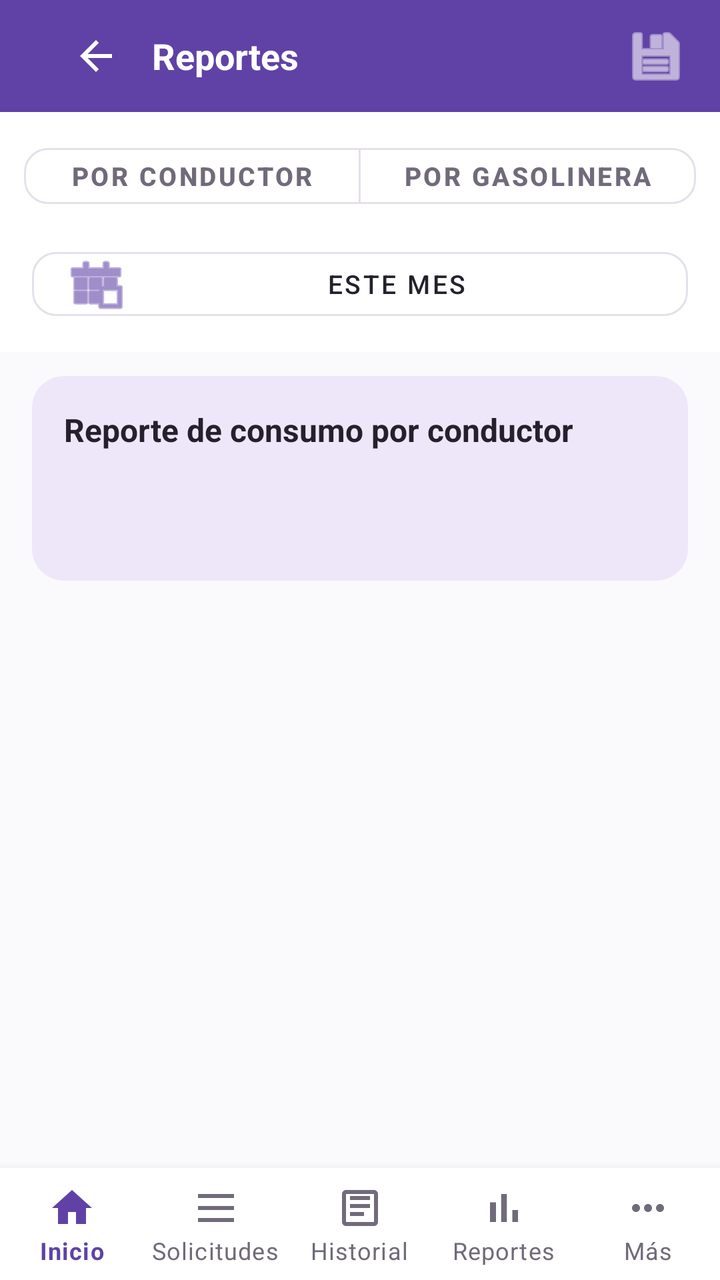
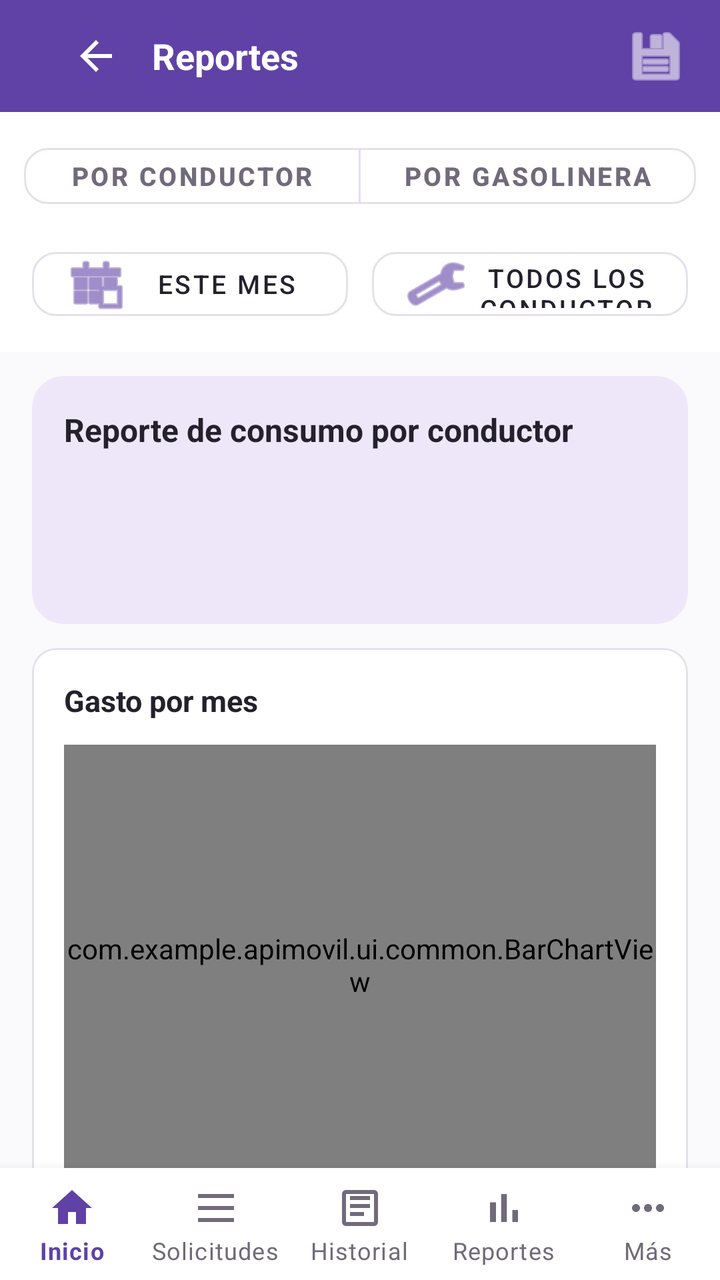

Before-and-after screenshots of an Android layout around one commit, followed by the original layout XML and the change that was made.
<!-- AndroidManifest.xml: application theme Theme.ApiMovil -->
<!-- res/layout/fragment_reportes.xml -->
<?xml version="1.0" encoding="utf-8"?>
<LinearLayout xmlns:android="http://schemas.android.com/apk/res/android"
    xmlns:app="http://schemas.android.com/apk/res-auto"
    android:layout_width="match_parent"
    android:layout_height="match_parent"
    android:background="@color/fondo"
    android:orientation="vertical">

    <com.google.android.material.appbar.AppBarLayout
        android:layout_width="match_parent"
        android:layout_height="wrap_content"
        app:elevation="0dp">

        <com.google.android.material.appbar.MaterialToolbar
            android:layout_width="match_parent"
            android:layout_height="?attr/actionBarSize"
            android:background="?attr/colorPrimary">

            <LinearLayout
                android:layout_width="match_parent"
                android:layout_height="wrap_content"
                android:gravity="center_vertical"
                android:orientation="horizontal"
                android:paddingHorizontal="12dp">

                <ImageButton
                    android:id="@+id/btnVolver"
                    android:layout_width="40dp"
                    android:layout_height="40dp"
                    android:background="?attr/selectableItemBackgroundBorderless"
                    android:contentDescription="@string/volver"
                    android:src="@drawable/ic_back"
                    app:tint="@color/blanco" />

                <TextView
                    android:layout_width="0dp"
                    android:layout_height="wrap_content"
                    android:layout_weight="1"
                    android:layout_marginStart="8dp"
                    android:text="@string/reportes"
                    android:textColor="@color/blanco"
                    android:textSize="18sp"
                    android:textStyle="bold" />

                <ImageButton
                    android:id="@+id/btnExportarPdf"
                    android:layout_width="40dp"
                    android:layout_height="40dp"
                    android:background="?attr/selectableItemBackgroundBorderless"
                    android:contentDescription="@string/exportar_pdf"
                    android:src="@android:drawable/ic_menu_save"
                    app:tint="@color/blanco" />
            </LinearLayout>

        </com.google.android.material.appbar.MaterialToolbar>
    </com.google.android.material.appbar.AppBarLayout>

    <com.google.android.material.button.MaterialButtonToggleGroup
        android:id="@+id/toggleReporte"
        android:layout_width="match_parent"
        android:layout_height="wrap_content"
        android:background="@color/blanco"
        android:padding="12dp"
        app:singleSelection="true">

        <com.google.android.material.button.MaterialButton
            android:id="@+id/btnPorConductor"
            style="@style/Widget.App.Button.Outlined"
            android:layout_width="0dp"
            android:layout_height="40dp"
            android:layout_weight="1"
            android:text="@string/por_conductor"
            android:textColor="@color/selector_toggle_button_text"
            android:textSize="13sp"
            app:backgroundTint="@color/selector_toggle_button_bg"
            app:cornerRadius="12dp"
            app:strokeColor="@color/borde" />

        <com.google.android.material.button.MaterialButton
            android:id="@+id/btnPorGasolinera"
            style="@style/Widget.App.Button.Outlined"
            android:layout_width="0dp"
            android:layout_height="40dp"
            android:layout_weight="1"
            android:text="@string/por_gasolinera"
            android:textColor="@color/selector_toggle_button_text"
            android:textSize="13sp"
            app:backgroundTint="@color/selector_toggle_button_bg"
            app:cornerRadius="12dp"
            app:strokeColor="@color/borde" />

    </com.google.android.material.button.MaterialButtonToggleGroup>

    <LinearLayout
        android:layout_width="match_parent"
        android:layout_height="wrap_content"
        android:background="@color/blanco"
        android:paddingHorizontal="16dp"
        android:paddingBottom="12dp">

        <com.google.android.material.button.MaterialButton
            android:id="@+id/btnPeriodo"
            style="@style/Widget.MaterialComponents.Button.OutlinedButton"
            android:layout_width="match_parent"
            android:layout_height="44dp"
            android:text="Este mes"
            android:textColor="@color/texto_principal"
            android:textSize="13sp"
            app:icon="@android:drawable/ic_menu_today"
            app:iconTint="@color/marca"
            app:cornerRadius="12dp"
            app:strokeColor="@color/borde" />
    </LinearLayout>

    <FrameLayout
        android:layout_width="match_parent"
        android:layout_height="0dp"
        android:layout_weight="1">

        <LinearLayout
            android:layout_width="match_parent"
            android:layout_height="match_parent"
            android:orientation="vertical"
            android:paddingHorizontal="16dp"
            android:paddingTop="12dp">

            <LinearLayout
                android:id="@+id/cardResumen"
                android:layout_width="match_parent"
                android:layout_height="wrap_content"
                android:layout_marginBottom="12dp"
                android:background="@drawable/bg_tarjeta_info"
                android:orientation="vertical"
                android:padding="16dp">

                <TextView
                    android:id="@+id/textTituloReporte"
                    android:layout_width="match_parent"
                    android:layout_height="wrap_content"
                    android:text="@string/reporte_consumo_conductor"
                    android:textColor="@color/texto_principal"
                    android:textSize="16sp"
                    android:textStyle="bold" />

                <TextView
                    android:id="@+id/textSubtituloPeriodo"
                    android:layout_width="match_parent"
                    android:layout_height="wrap_content"
                    android:layout_marginTop="4dp"
                    android:textColor="@color/texto_secundario"
                    android:textSize="13sp" />

                <TextView
                    android:id="@+id/textTotalesGenerales"
                    android:layout_width="match_parent"
                    android:layout_height="wrap_content"
                    android:layout_marginTop="8dp"
                    android:textColor="@color/marca_oscuro"
                    android:textSize="14sp"
                    android:textStyle="bold" />
            </LinearLayout>

            <androidx.recyclerview.widget.RecyclerView
                android:id="@+id/recycler"
                android:layout_width="match_parent"
                android:layout_height="match_parent"
                android:clipToPadding="false"
                android:paddingBottom="88dp" />
        </LinearLayout>

        <TextView
            android:id="@+id/textSinResultados"
            android:layout_width="wrap_content"
            android:layout_height="wrap_content"
            android:layout_gravity="center"
            android:gravity="center"
            android:text="@string/no_hay_ordenes_periodo"
            android:textColor="@color/texto_secundario"
            android:textSize="14sp"
            android:visibility="gone" />

        <ProgressBar
            android:id="@+id/progress"
            android:layout_width="40dp"
            android:layout_height="40dp"
            android:layout_gravity="center"
            android:visibility="gone" />

        <TextView
            android:id="@+id/textError"
            android:layout_width="wrap_content"
            android:layout_height="wrap_content"
            android:layout_gravity="center"
            android:accessibilityLiveRegion="polite"
            android:textColor="@color/estado_vencida"
            android:textSize="14sp"
            android:visibility="gone" />
    </FrameLayout>

    <include
        android:id="@+id/incluirNavInferior"
        layout="@layout/widget_bottom_nav_admin" />

</LinearLayout>
<!-- res/layout/widget_bottom_nav_admin.xml (included above) -->
<?xml version="1.0" encoding="utf-8"?>
<com.google.android.material.bottomnavigation.BottomNavigationView
    xmlns:android="http://schemas.android.com/apk/res/android"
    xmlns:app="http://schemas.android.com/apk/res-auto"
    android:id="@+id/bottomNavAdmin"
    android:layout_width="match_parent"
    android:layout_height="wrap_content"
    android:background="@color/blanco"
    app:labelVisibilityMode="labeled"
    app:itemIconTint="@color/selector_nav_item"
    app:itemTextColor="@color/selector_nav_item"
    app:menu="@menu/bottom_nav_admin" />
<!-- resources referenced by this layout -->
<resources>
  <color name="blanco">#FFFFFF</color>
  <color name="borde">#E5E0EB</color>
  <color name="estado_vencida">#C62828</color>
  <color name="fondo">#FAF9FC</color>
  <color name="marca">#6042A6</color>
  <color name="marca_oscuro">#342052</color>
  <color name="texto_principal">#24212D</color>
  <color name="texto_secundario">#706A7A</color>
  <!-- drawable bg_tarjeta_info (drawable) -->
  <?xml version="1.0" encoding="utf-8"?>
  <shape xmlns:android="http://schemas.android.com/apk/res/android" android:shape="rectangle">
      <solid android:color="@color/marca_claro" />
      <corners android:radius="16dp" />
  </shape>
  <!-- drawable ic_back (drawable) -->
  <?xml version="1.0" encoding="utf-8"?>
  <vector xmlns:android="http://schemas.android.com/apk/res/android"
      android:width="24dp" android:height="24dp"
      android:viewportWidth="24" android:viewportHeight="24">
      <path android:fillColor="#24212D"
          android:pathData="M20,11H7.83l5.59,-5.59L12,4l-8,8 8,8 1.41,-1.41L7.83,13H20v-2z" />
  </vector>
  <string name="exportar_pdf">Exportar PDF</string>
  <string name="no_hay_ordenes_periodo">No hay órdenes completadas en este periodo</string>
  <string name="por_conductor">Por conductor</string>
  <string name="por_gasolinera">Por gasolinera</string>
  <string name="reporte_consumo_conductor">Reporte de consumo por conductor</string>
  <string name="reportes">Reportes</string>
  <string name="volver">Volver</string>
  <style name="Widget.App.Button.Outlined" parent="Widget.MaterialComponents.Button.OutlinedButton">
          <item name="strokeColor">@color/marca</item>
          <item name="strokeWidth">1dp</item>
          <item name="android:textColor">@color/marca</item>
          <item name="android:textSize">14sp</item>
          <item name="android:textStyle">bold</item>
          <item name="cornerRadius">12dp</item>
          <item name="rippleColor">@color/marca_claro</item>
      </style>
  <style name="Theme.ApiMovil" parent="Theme.MaterialComponents.Light.NoActionBar">
          <item name="colorPrimary">@color/marca</item>
          <item name="colorPrimaryVariant">@color/marca_oscuro</item>
          <item name="colorOnPrimary">@color/blanco</item>
          <item name="colorSecondary">@color/marca_claro</item>
          <item name="colorOnSecondary">@color/texto_principal</item>
          <item name="android:windowBackground">@color/fondo</item>
          <item name="android:statusBarColor">@color/marca_oscuro</item>
          <item name="android:forceDarkAllowed" tools:targetApi="q">false</item>
      </style>
  <color name="marca_claro">#EEE7FA</color>
</resources>

<!-- the commit's change to res/layout/fragment_reportes.xml (unified diff, before → after) -->
@@ -95,20 +95,39 @@
         android:layout_width="match_parent"
         android:layout_height="wrap_content"
         android:background="@color/blanco"
+        android:gravity="center_vertical"
+        android:orientation="horizontal"
         android:paddingHorizontal="16dp"
         android:paddingBottom="12dp">
 
         <com.google.android.material.button.MaterialButton
             android:id="@+id/btnPeriodo"
             style="@style/Widget.MaterialComponents.Button.OutlinedButton"
-            android:layout_width="match_parent"
+            android:layout_width="0dp"
             android:layout_height="44dp"
+            android:layout_weight="1"
+            android:layout_marginEnd="6dp"
             android:text="Este mes"
             android:textColor="@color/texto_principal"
             android:textSize="13sp"
+            app:cornerRadius="12dp"
             app:icon="@android:drawable/ic_menu_today"
             app:iconTint="@color/marca"
+            app:strokeColor="@color/borde" />
+
+        <com.google.android.material.button.MaterialButton
+            android:id="@+id/btnFiltroEntidad"
+            style="@style/Widget.MaterialComponents.Button.OutlinedButton"
+            android:layout_width="0dp"
+            android:layout_height="44dp"
+            android:layout_weight="1"
+            android:layout_marginStart="6dp"
+            android:text="@string/todos_los_conductores"
+            android:textColor="@color/texto_principal"
+            android:textSize="13sp"
             app:cornerRadius="12dp"
+            app:icon="@android:drawable/ic_menu_manage"
+            app:iconTint="@color/marca"
             app:strokeColor="@color/borde" />
     </LinearLayout>
 
@@ -117,56 +136,130 @@
         android:layout_height="0dp"
         android:layout_weight="1">
 
-        <LinearLayout
+        <androidx.core.widget.NestedScrollView
             android:layout_width="match_parent"
             android:layout_height="match_parent"
-            android:orientation="vertical"
+            android:clipToPadding="false"
             android:paddingHorizontal="16dp"
             android:paddingTop="12dp">
 
             <LinearLayout
-                android:id="@+id/cardResumen"
                 android:layout_width="match_parent"
                 android:layout_height="wrap_content"
-                android:layout_marginBottom="12dp"
-                android:background="@drawable/bg_tarjeta_info"
                 android:orientation="vertical"
-                android:padding="16dp">
-
-                <TextView
-                    android:id="@+id/textTituloReporte"
+                android:paddingBottom="88dp">
+
+                <LinearLayout
+                    android:id="@+id/cardResumen"
                     android:layout_width="match_parent"
                     android:layout_height="wrap_content"
-                    android:text="@string/reporte_consumo_conductor"
-                    android:textColor="@color/texto_principal"
-                    android:textSize="16sp"
-                    android:textStyle="bold" />
-
-                <TextView
-                    android:id="@+id/textSubtituloPeriodo"
+                    android:layout_marginBottom="12dp"
+                    android:background="@drawable/bg_tarjeta_info"
+                    android:orientation="vertical"
+                    android:padding="16dp">
+
+                    <TextView
+                        android:id="@+id/textTituloReporte"
+                        android:layout_width="match_parent"
+                        android:layout_height="wrap_content"
+                        android:text="@string/reporte_consumo_conductor"
+                        android:textColor="@color/texto_principal"
+                        android:textSize="16sp"
+                        android:textStyle="bold" />
+
+                    <TextView
+                        android:id="@+id/textSubtituloPeriodo"
+                        android:layout_width="match_parent"
+                        android:layout_height="wrap_content"
+                        android:layout_marginTop="4dp"
+                        android:textColor="@color/texto_secundario"
+                        android:textSize="13sp" />
+
+                    <TextView
+                        android:id="@+id/textTotalesGenerales"
+                        android:layout_width="match_parent"
+                        android:layout_height="wrap_content"
+                        android:layout_marginTop="8dp"
+                        android:textColor="@color/marca_oscuro"
+                        android:textSize="14sp"
+                        android:textStyle="bold" />
+
+                    <TextView
+                        android:id="@+id/textPromedioYCumplimiento"
+                        android:layout_width="match_parent"
+                        android:layout_height="wrap_content"
+                        android:layout_marginTop="4dp"
+                        android:textColor="@color/texto_secundario"
+                        android:textSize="13sp" />
+                </LinearLayout>
+
+                
+                <com.google.android.material.card.MaterialCardView
                     android:layout_width="match_parent"
                     android:layout_height="wrap_content"
-                    android:layout_marginTop="4dp"
-                    android:textColor="@color/texto_secundario"
-                    android:textSize="13sp" />
-
-                <TextView
-                    android:id="@+id/textTotalesGenerales"
+                    android:layout_marginBottom="12dp"
+                    app:cardBackgroundColor="@color/blanco"
+                    app:cardCornerRadius="12dp"
+                    app:cardElevation="0dp"
+                    app:contentPadding="16dp"
+                    app:strokeColor="@color/borde"
+                    app:strokeWidth="1dp">
+                    <LinearLayout
+                        android:layout_width="match_parent"
+                        android:layout_height="wrap_content"
+                        android:orientation="vertical">
+                        <TextView
+                            android:layout_width="match_parent"
+                            android:layout_height="wrap_content"
+                            android:layout_marginBottom="12dp"
+                            android:text="@string/gasto_por_mes"
+                            android:textColor="@color/texto_principal"
+                            android:textSize="15sp"
+                            android:textStyle="bold" />
+                        <com.example.apimovil.ui.common.BarChartView
+                            android:id="@+id/chartMesesGeneral"
+                            android:layout_width="match_parent"
+                            android:layout_height="220dp" />
+                    </LinearLayout>
+                </com.google.android.material.card.MaterialCardView>
+
+                
+                <com.google.android.material.card.MaterialCardView
                     android:layout_width="match_parent"
                     android:layout_height="wrap_content"
-                    android:layout_marginTop="8dp"
-                    android:textColor="@color/marca_oscuro"
-                    android:textSize="14sp"
-                    android:textStyle="bold" />
+                    android:layout_marginBottom="12dp"
+                    app:cardBackgroundColor="@color/blanco"
+                    app:cardCornerRadius="12dp"
+                    app:cardElevation="0dp"
+                    app:contentPadding="16dp"
+                    app:strokeColor="@color/borde"
+                    app:strokeWidth="1dp">
+                    <LinearLayout
+                        android:layout_width="match_parent"
+                        android:layout_height="wrap_content"
+                        android:orientation="vertical">
+                        <TextView
+                            android:id="@+id/textTituloRankingGeneral"
+                            android:layout_width="match_parent"
+                            android:layout_height="wrap_content"
+                            android:layout_marginBottom="12dp"
+                            android:textColor="@color/texto_principal"
+                            android:textSize="15sp"
+                            android:textStyle="bold" />
+                        <com.example.apimovil.ui.common.BarChartView
+                            android:id="@+id/chartRankingGeneral"
+                            android:layout_width="match_parent"
+                            android:layout_height="wrap_content" />
+                    </LinearLayout>
+                </com.google.android.material.card.MaterialCardView>
+
+                <androidx.recyclerview.widget.RecyclerView
+                    android:id="@+id/recycler"
+                    android:layout_width="match_parent"
+                    android:layout_height="wrap_content"
+                    android:nestedScrollingEnabled="false" />
             </LinearLayout>
-
-            <androidx.recyclerview.widget.RecyclerView
-                android:id="@+id/recycler"
-                android:layout_width="match_parent"
-                android:layout_height="match_parent"
-                android:clipToPadding="false"
-                android:paddingBottom="88dp" />
-        </LinearLayout>
+        </androidx.core.widget.NestedScrollView>
 
         <TextView
             android:id="@+id/textSinResultados"
<!-- resource entries referenced after the edit -->
@@ -23,11 +23,13 @@
           android:pathData="M20,11H7.83l5.59,-5.59L12,4l-8,8 8,8 1.41,-1.41L7.83,13H20v-2z" />
   </vector>
   <string name="exportar_pdf">Exportar PDF</string>
+  <string name="gasto_por_mes">Gasto por mes</string>
   <string name="no_hay_ordenes_periodo">No hay órdenes completadas en este periodo</string>
   <string name="por_conductor">Por conductor</string>
   <string name="por_gasolinera">Por gasolinera</string>
   <string name="reporte_consumo_conductor">Reporte de consumo por conductor</string>
   <string name="reportes">Reportes</string>
+  <string name="todos_los_conductores">Todos los conductores</string>
   <string name="volver">Volver</string>
   <style name="Widget.App.Button.Outlined" parent="Widget.MaterialComponents.Button.OutlinedButton">
           <item name="strokeColor">@color/marca</item>
